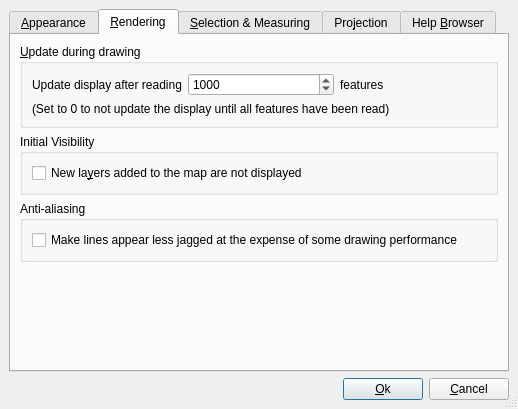
Above: src/ui/qgsoptionsbase.ui from qgis/QGIS before the change. Below: the same form after it.
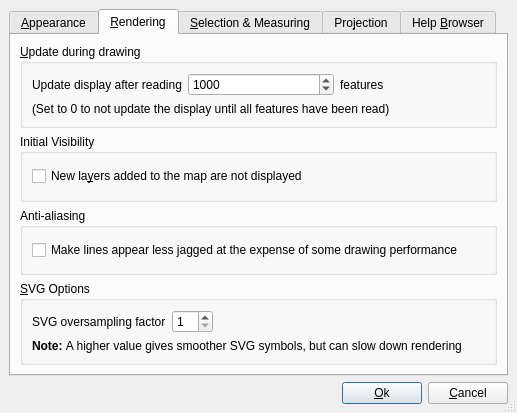
That is the form after the change. The open tabs and pages were chosen to show the change. Icons and pictures are not drawn.

```diff
--- a/src/ui/qgsoptionsbase.ui
+++ b/src/ui/qgsoptionsbase.ui
@@ -8,8 +8,8 @@
    <rect>
     <x>0</x>
     <y>0</y>
-    <width>518</width>
-    <height>409</height>
+    <width>517</width>
+    <height>413</height>
    </rect>
   </property>
   <property name="windowTitle" >
@@ -106,20 +106,20 @@
          </layout>
         </widget>
        </item>
+      </layout>
+     </widget>
+     <widget class="QWidget" name="TabPage" >
+      <attribute name="title" >
+       <string>&amp;Rendering</string>
+      </attribute>
+      <layout class="QGridLayout" >
+       <property name="margin" >
+        <number>9</number>
+       </property>
+       <property name="spacing" >
+        <number>6</number>
+       </property>
        <item row="3" column="0" >
-        <spacer>
-         <property name="orientation" >
-          <enum>Qt::Vertical</enum>
-         </property>
-         <property name="sizeHint" >
-          <size>
-           <width>41</width>
-           <height>16</height>
-          </size>
-         </property>
-        </spacer>
-       </item>
-       <item row="2" column="0" >
         <widget class="QGroupBox" name="groupBox_3" >
          <property name="title" >
           <string>&amp;SVG Options</string>
@@ -178,98 +178,6 @@
         </widget>
        </item>
        <item row="0" column="0" >
-        <widget class="QGroupBox" name="groupBox" >
-         <property name="title" >
-          <string>&amp;Splash screen</string>
-         </property>
-         <layout class="QGridLayout" >
-          <property name="margin" >
-           <number>9</number>
-          </property>
-          <property name="spacing" >
-           <number>6</number>
-          </property>
-          <item row="0" column="0" >
-           <widget class="QCheckBox" name="cbxHideSplash" >
-            <property name="text" >
-             <string>Hide splash screen at startup</string>
-            </property>
-           </widget>
-          </item>
-         </layout>
-        </widget>
-       </item>
-      </layout>
-     </widget>
-     <widget class="QWidget" name="TabPage" >
-      <attribute name="title" >
-       <string>&amp;Rendering</string>
-      </attribute>
-      <layout class="QGridLayout" >
-       <property name="margin" >
-        <number>9</number>
-       </property>
-       <property name="spacing" >
-        <number>6</number>
-       </property>
-       <item row="2" column="0" >
-        <widget class="QGroupBox" name="groupBox_8" >
-         <property name="title" >
-          <string>Anti-aliasing</string>
-         </property>
-         <layout class="QGridLayout" >
-          <property name="margin" >
-           <number>9</number>
-          </property>
-          <property name="spacing" >
-           <number>6</number>
-          </property>
-          <item row="0" column="0" >
-           <widget class="QCheckBox" name="chkAntiAliasing" >
-            <property name="text" >
-             <string>Make lines appear less jagged at the expense of some drawing performance</string>
-            </property>
-           </widget>
-          </item>
-         </layout>
-        </widget>
-       </item>
-       <item row="3" column="0" >
-        <spacer>
-         <property name="orientation" >
-          <enum>Qt::Vertical</enum>
-         </property>
-         <property name="sizeHint" >
-          <size>
-           <width>41</width>
-           <height>101</height>
-          </size>
-         </property>
-        </spacer>
-       </item>
-       <item row="1" column="0" >
-        <widget class="QGroupBox" name="groupBox_4" >
-         <property name="title" >
-          <string>Initial Visibility</string>
-         </property>
-         <layout class="QGridLayout" >
-          <property name="margin" >
-           <number>9</number>
-          </property>
-          <property name="spacing" >
-           <number>6</number>
-          </property>
-          <item row="0" column="0" >
-           <widget class="QCheckBox" name="chkAddedVisibility" >
-            <property name="text" >
-             <string>New la&amp;yers added to the map are not displayed</string>
-            </property>
-           </widget>
-          </item>
-         </layout>
-        </widget>
-       </item>
-       <item row="0" column="0" >
         <widget class="QGroupBox" name="groupBox_5" >
          <property name="title" >
           <string>&amp;Update during drawing</string>
@@ -318,6 +226,50 @@
          </layout>
         </widget>
        </item>
+       <item row="1" column="0" >
+        <widget class="QGroupBox" name="groupBox_4" >
+         <property name="title" >
+          <string>Initial Visibility</string>
+         </property>
+         <layout class="QGridLayout" >
+          <property name="margin" >
+           <number>9</number>
+          </property>
+          <property name="spacing" >
+           <number>6</number>
+          </property>
+          <item row="0" column="0" >
+           <widget class="QCheckBox" name="chkAddedVisibility" >
+            <property name="text" >
+             <string>New la&amp;yers added to the map are not displayed</string>
+            </property>
+           </widget>
+          </item>
+         </layout>
+        </widget>
+       </item>
+       <item row="2" column="0" >
+        <widget class="QGroupBox" name="groupBox_8" >
+         <property name="title" >
+          <string>Anti-aliasing</string>
+         </property>
+         <layout class="QGridLayout" >
+          <property name="margin" >
+           <number>9</number>
+          </property>
+          <property name="spacing" >
+           <number>6</number>
+          </property>
+          <item row="0" column="0" >
+           <widget class="QCheckBox" name="chkAntiAliasing" >
+            <property name="text" >
+             <string>Make lines appear less jagged at the expense of some drawing performance</string>
+            </property>
+           </widget>
+          </item>
+         </layout>
+        </widget>
+       </item>
       </layout>
      </widget>
      <widget class="QWidget" name="tabMap" >
```
Left out of the diff: 35 changed lines with no effect on the pictures.
